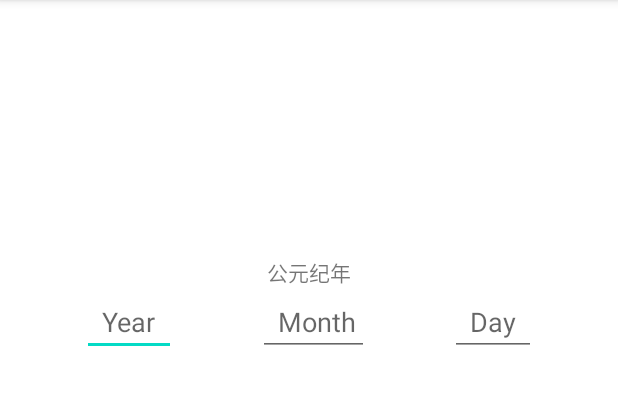
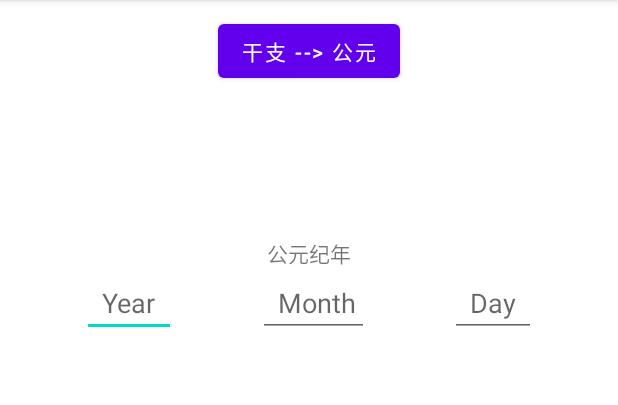
Before and after one commit to bread22/chinese-history-calendar-app, an Android app: the screen it shows after launch (MainActivity), on a phone screen of 412 x 824 dp, the part 84-489 px from its top. Run offline under Robolectric (Android 15) with nearby library versions, the phone set to English and light mode, and no system bars.

Commit message:
setup CNY to C.E. view and activity

```diff
--- a/app/app/src/main/AndroidManifest.xml
+++ b/app/app/src/main/AndroidManifest.xml
@@ -12,6 +12,9 @@
         android:theme="@style/Theme.ChineseHistoryCalendar"
         tools:targetApi="31">
         <activity
+            android:name=".ChineseToCE"
+            android:exported="false" />
+        <activity
             android:name=".MainActivity"
             android:exported="true">
             <intent-filter>
--- a/app/app/src/main/java/com/example/chinesehistorycalendar/MainActivity.kt
+++ b/app/app/src/main/java/com/example/chinesehistorycalendar/MainActivity.kt
@@ -1,11 +1,13 @@
 package com.example.chinesehistorycalendar
 
+import android.content.Intent
 import android.os.Bundle
 import android.util.Log
 import android.view.View
 import android.view.ViewGroup
 import android.widget.ArrayAdapter
 import android.widget.AutoCompleteTextView
+import android.widget.Button
 import android.widget.TextView
 import androidx.appcompat.app.AppCompatActivity
 import androidx.recyclerview.widget.LinearLayoutManager
@@ -23,6 +25,13 @@ class MainActivity : AppCompatActivity() {
     override fun onCreate(savedInstanceState: Bundle?) {
         super.onCreate(savedInstanceState)
         setContentView(R.layout.activity_main)
+
+        // Button to switch view for Chinese to C.E.
+        val buttonNavigateToSecondActivity = findViewById<Button>(R.id.button_navigate_to_chinese2ce_activity)
+        buttonNavigateToSecondActivity.setOnClickListener {
+            val intent = Intent(this, ChineseToCE::class.java)
+            startActivity(intent)
+        }
 
         // Get references to your AutoCompleteTextViews, for C.E date
         yearAutoComplete = findViewById(R.id.yearAutoComplete)
--- a/app/app/src/main/res/layout/activity_main.xml
+++ b/app/app/src/main/res/layout/activity_main.xml
@@ -13,14 +13,26 @@
         android:orientation="horizontal"
         app:layout_constraintGuide_percent="0.25" />
 
+    <Button
+        android:id="@+id/button_navigate_to_chinese2ce_activity"
+        android:layout_width="wrap_content"
+        android:layout_height="wrap_content"
+        app:layout_constraintTop_toTopOf="parent"
+        app:layout_constraintEnd_toEndOf="parent"
+        app:layout_constraintStart_toStartOf="parent"
+        android:layout_marginBottom="200dp"
+        android:layout_marginTop="10dp"
+        android:text="干支 --> 公元" />
+
     <TextView
         android:id="@+id/textView_header"
         android:layout_width="wrap_content"
         android:layout_height="wrap_content"
         android:text="公元纪年"
-        app:layout_constraintBottom_toTopOf="@id/guideline"
+        app:layout_constraintTop_toBottomOf="@id/button_navigate_to_chinese2ce_activity"
         app:layout_constraintEnd_toEndOf="parent"
-        app:layout_constraintStart_toStartOf="parent" />
+        app:layout_constraintStart_toStartOf="parent"
+        android:layout_marginTop="100dp"/>
 
     <AutoCompleteTextView
         android:id="@+id/yearAutoComplete"
@@ -30,7 +42,7 @@
         android:dropDownWidth="wrap_content"
         app:layout_constraintEnd_toStartOf="@+id/monthAutoComplete"
         app:layout_constraintStart_toStartOf="parent"
-        app:layout_constraintTop_toTopOf="@id/guideline" />
+        app:layout_constraintTop_toBottomOf="@id/textView_header" />
 
     <AutoCompleteTextView
         android:id="@+id/monthAutoComplete"
@@ -40,7 +52,7 @@
         android:dropDownWidth="wrap_content"
         app:layout_constraintEnd_toStartOf="@+id/dayAutoComplete"
         app:layout_constraintStart_toEndOf="@+id/yearAutoComplete"
-        app:layout_constraintTop_toTopOf="@id/guideline" />
+        app:layout_constraintTop_toBottomOf="@id/textView_header" />
 
     <AutoCompleteTextView
         android:id="@+id/dayAutoComplete"
@@ -50,7 +62,7 @@
         android:dropDownWidth="wrap_content"
         app:layout_constraintEnd_toEndOf="parent"
         app:layout_constraintStart_toEndOf="@+id/monthAutoComplete"
-        app:layout_constraintTop_toTopOf="@id/guideline" />
+        app:layout_constraintTop_toBottomOf="@id/textView_header" />
 
     <androidx.recyclerview.widget.RecyclerView
         android:id="@+id/recyclerView_CNY"
```
Also changed, not shown: app/app/src/main/java/com/example/chinesehistorycalendar/ChineseToCE.kt (added, +20 -0 lines), app/app/src/main/res/layout/activity_chinese_to_ce.xml (added, +98 -0 lines).
